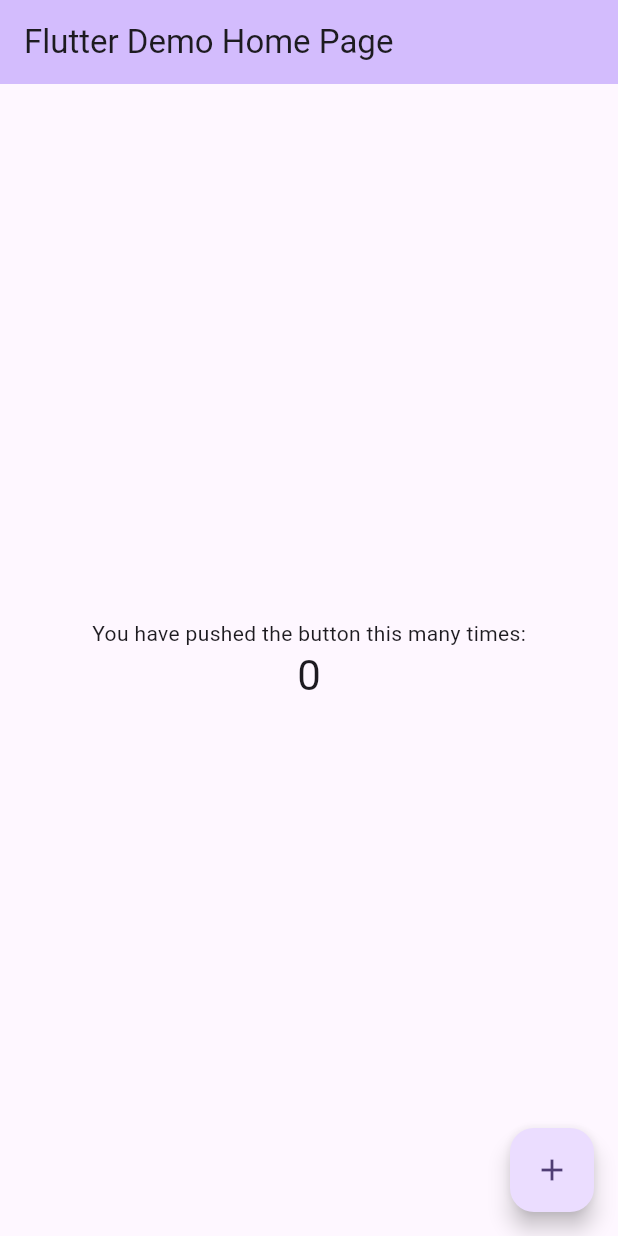
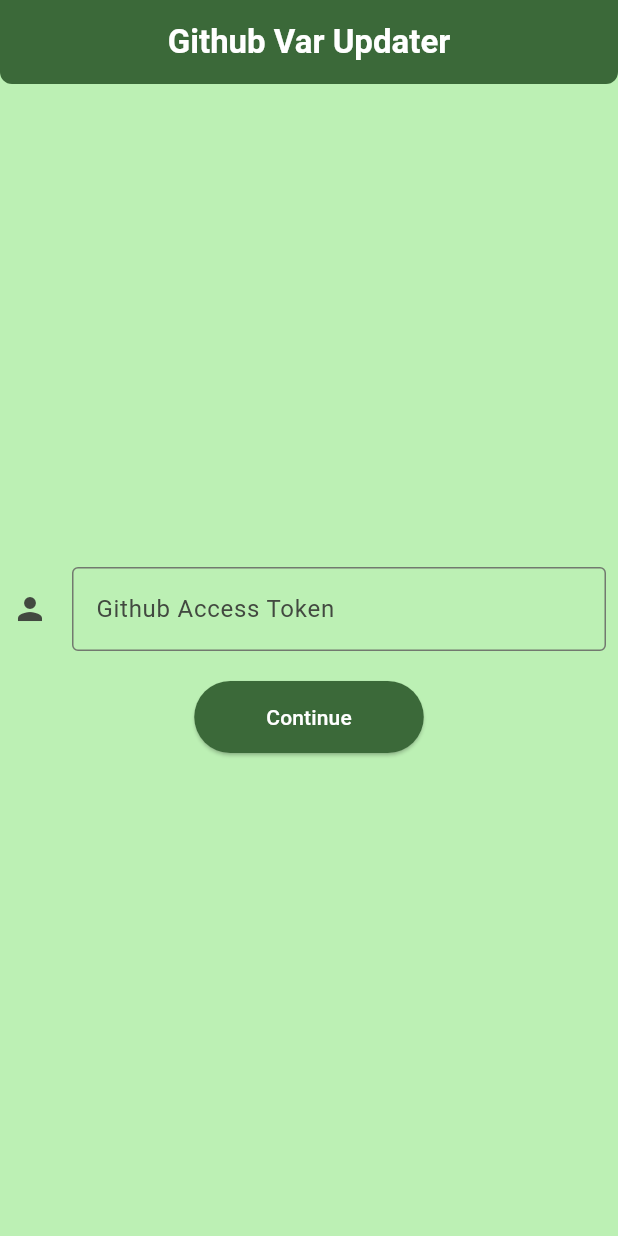
Before and after one commit to zubairehmad/github_var_updater, a Flutter app: the screen it shows after launch, on a phone screen of 412 x 824 dp. Run offline on Flutter 3.47's test engine with Material 3 defaults, Android fonts, the phone set to English and light mode, and no system bars; our stand-ins replace shared_preferences.

Commit message:
Create Basic Github Access Token Getter App (#5)

```diff
--- a/lib/main.dart
+++ b/lib/main.dart
@@ -1,125 +1,183 @@
 import 'package:flutter/material.dart';
+import 'package:flutter/services.dart';
+import 'package:github_var_updater/utils/keystore.dart';
 
 void main() {
-  runApp(const MyApp());
+  runApp(const App());
 }
 
-class MyApp extends StatelessWidget {
-  const MyApp({super.key});
+class App extends StatelessWidget {
+  const App({super.key});
 
-  // This widget is the root of your application.
   @override
   Widget build(BuildContext context) {
     return MaterialApp(
-      title: 'Flutter Demo',
+      title: 'Github Var Updater',
       theme: ThemeData(
-        // This is the theme of your application.
-        //
-        // TRY THIS: Try running your application with "flutter run". You'll see
-        // the application has a purple toolbar. Then, without quitting the app,
-        // try changing the seedColor in the colorScheme below to Colors.green
-        // and then invoke "hot reload" (save your changes or press the "hot
-        // reload" button in a Flutter-supported IDE, or press "r" if you used
-        // the command line to start the app).
-        //
-        // Notice that the counter didn't reset back to zero; the application
-        // state is not lost during the reload. To reset the state, use hot
-        // restart instead.
-        //
-        // This works for code too, not just values: Most code changes can be
-        // tested with just a hot reload.
-        colorScheme: ColorScheme.fromSeed(seedColor: Colors.deepPurple),
+        colorScheme: ColorScheme.fromSeed(seedColor: Colors.green),
         useMaterial3: true,
       ),
-      home: const MyHomePage(title: 'Flutter Demo Home Page'),
+      home: HomePage(),
     );
   }
 }
 
-class MyHomePage extends StatefulWidget {
-  const MyHomePage({super.key, required this.title});
-
-  // This widget is the home page of your application. It is stateful, meaning
-  // that it has a State object (defined below) that contains fields that affect
-  // how it looks.
-
-  // This class is the configuration for the state. It holds the values (in this
-  // case the title) provided by the parent (in this case the App widget) and
-  // used by the build method of the State. Fields in a Widget subclass are
-  // always marked "final".
-
-  final String title;
+class HomePage extends StatefulWidget {
+  const HomePage({super.key});
 
   @override
-  State<MyHomePage> createState() => _MyHomePageState();
+  State<StatefulWidget> createState() => HomePageState();
 }
 
-class _MyHomePageState extends State<MyHomePage> {
-  int _counter = 0;
+class HomePageState extends State<HomePage> {
+  String? token;
+  final TextEditingController controller = TextEditingController();
 
-  void _incrementCounter() {
-    setState(() {
-      // This call to setState tells the Flutter framework that something has
-      // changed in this State, which causes it to rerun the build method below
-      // so that the display can reflect the updated values. If we changed
-      // _counter without calling setState(), then the build method would not be
-      // called again, and so nothing would appear to happen.
-      _counter++;
-    });
+  Future<void> _saveApiToken() async {
+    if (controller.text.isEmpty) return;
+    try {
+      await Keystore.savePair(key: 'github_api_token', value: controller.text);
+      setState(() => token = controller.text);
+    } catch (e) {
+      print('An error occured: ${e.toString()}');
+    }
+  }
+
+  Future<void> _fetchApiToken() async {
+  try {
+      String? githubToken = await Keystore.getValueForKey(key: 'github_api_token');
+      if (githubToken != null) {
+        setState(() => token = githubToken);
+      }
+    } catch (e) {
+      print('An error occured: ${e.toString()}');
+    }
+  }
+
+  @override
+  void initState() {
+    super.initState();
+    _fetchApiToken();
+  }
+
+  @override
+  void dispose() {
+    controller.dispose();
+    super.dispose();
   }
 
   @override
   Widget build(BuildContext context) {
-    // This method is rerun every time setState is called, for instance as done
-    // by the _incrementCounter method above.
-    //
-    // The Flutter framework has been optimized to make rerunning build methods
-    // fast, so that you can just rebuild anything that needs updating rather
-    // than having to individually change instances of widgets.
+    ColorScheme colorScheme = Theme.of(context).colorScheme;
+
     return Scaffold(
       appBar: AppBar(
-        // TRY THIS: Try changing the color here to a specific color (to
-        // Colors.amber, perhaps?) and trigger a hot reload to see the AppBar
-        // change color while the other colors stay the same.
-        backgroundColor: Theme.of(context).colorScheme.inversePrimary,
-        // Here we take the value from the MyHomePage object that was created by
-        // the App.build method, and use it to set our appbar title.
-        title: Text(widget.title),
+        backgroundColor: colorScheme.primary,
+        centerTitle: true,
+        title: Text(
+          'Github Var Updater',
+          style: TextStyle(
+            color: colorScheme.onPrimary,
+            fontWeight: FontWeight.bold,
           ),
-      body: Center(
-        // Center is a layout widget. It takes a single child and positions it
-        // in the middle of the parent.
+        ),
+        shape: const RoundedRectangleBorder(
+          borderRadius: BorderRadius.vertical(
+            bottom: Radius.circular(8.0),
+          ),
+        ),
+      ),
+      backgroundColor: colorScheme.primaryContainer,
+      body: Padding(
+        padding: EdgeInsets.all(8.0),
+        child: Center(
           child: Column(
-          // Column is also a layout widget. It takes a list of children and
-          // arranges them vertically. By default, it sizes itself to fit its
-          // children horizontally, and tries to be as tall as its parent.
-          //
-          // Column has various properties to control how it sizes itself and
-          // how it positions its children. Here we use mainAxisAlignment to
-          // center the children vertically; the main axis here is the vertical
-          // axis because Columns are vertical (the cross axis would be
-          // horizontal).
-          //
-          // TRY THIS: Invoke "debug painting" (choose the "Toggle Debug Paint"
-          // action in the IDE, or press "p" in the console), to see the
-          // wireframe for each widget.
             mainAxisAlignment: MainAxisAlignment.center,
-          children: <Widget>[
-            const Text(
-              'You have pushed the button this many times:',
+            children: [
+              if (token == null) ...[
+                TextField(
+                  controller: controller,
+                  decoration: InputDecoration(
+                    icon: Icon(Icons.person),
+                    labelText: 'Github Access Token',
+                    hintText: 'Paste github access token here',
+                    border: OutlineInputBorder(),
                   ),
+                ),
+                const SizedBox(height: 20),
+                ElevatedButton(
+                  onPressed: _saveApiToken,
+                  style: ElevatedButton.styleFrom(
+                    foregroundColor: colorScheme.onPrimary,
+                    backgroundColor: colorScheme.primary,
+                  ),
+                  child: Padding(
+                    padding: EdgeInsets.symmetric(horizontal: 24, vertical: 14),
+                    child: Text('Continue'),
+                  ),
+                ),
+              ] else ...[
+                Card(
+                  child: Padding(
+                    padding: const EdgeInsets.all(8.0),
+                    child: Column(
+                      mainAxisAlignment: MainAxisAlignment.center,
+                      children: [
+                        Row (
+                          mainAxisAlignment: MainAxisAlignment.center,
+                          children: [
                             Text(
-              '$_counter',
-              style: Theme.of(context).textTheme.headlineMedium,
+                              'Your Github Token',
+                              style: TextStyle(
+                                fontWeight: FontWeight.bold,
+                                fontSize: 25,
+                              ),
+                            ),
+                            IconButton(
+                              icon: Icon(Icons.copy),
+                              tooltip: 'Copy Token',
+                              onPressed: () =>
+                                Clipboard.setData(ClipboardData(text: token ?? '')),
+                            ),
+                          ],
+                        ),
+                        const Divider(),
+                        Text(
+                          '$token',
+                          style: TextStyle(
+                            fontSize: 18,
+                          ),
                         ),
                       ],
                     ),
                   ),
-      floatingActionButton: FloatingActionButton(
-        onPressed: _incrementCounter,
-        tooltip: 'Increment',
-        child: const Icon(Icons.add),
-      ), // This trailing comma makes auto-formatting nicer for build methods.
+                ),
+                const SizedBox(height: 20),
+                ElevatedButton.icon(
+                  onPressed: () => setState(() => token = null),
+                  style: ElevatedButton.styleFrom(
+                    backgroundColor: Colors.red,
+                    foregroundColor: Colors.white,
+                    iconColor: Colors.white,
+                    iconSize: 35,
+                  ),
+                  icon: Icon(Icons.change_circle),
+                  label: Padding(
+                    padding: EdgeInsets.symmetric(horizontal: 24, vertical: 14),
+                    child: Text(
+                      'Change Token',
+                      style: TextStyle(
+                        backgroundColor: Colors.red,
+                        color: Colors.white,
+                      ),
+                    ),
+                  ),
+                ),
+              ],
+            ],
+          ),
+        ),
+      ),
     );
   }
 }
--- /dev/null
+++ b/lib/utils/keystore.dart
@@ -0,0 +1,46 @@
+import 'package:shared_preferences/shared_preferences.dart';
+
+// This class helps to store key-value pairs that persists
+// even after app is closed. They are stored locally.
+class Keystore {
+
+  // Stores the given key value pair
+  static Future<void> savePair({required String key, required dynamic value}) async {
+    try {
+      SharedPreferences preference = await SharedPreferences.getInstance();
+
+      // Value specific storage
+      if (value is String) {
+        preference.setString(key, value);
+      } else if (value is int) {
+        preference.setInt(key, value);
+      } else if (value is bool) {
+        preference.setBool(key, value);
+      } else if (value is double) {
+        preference.setDouble(key, value);
+      } else if (value is List<String>) {
+        preference.setStringList(key, value);
+      } else {
+        throw UnsupportedError('The type "${value.runtimeType}" isn\'t supported!');
+      }
+    } catch (e) {
+      print('Exception occured: ${e.toString()}');
+    }
+  }
+
+  // Retrives the value associated with given key. Returns null if can't find.
+  static Future<dynamic> getValueForKey({required String key}) async {
+    try {
+      SharedPreferences pref = await SharedPreferences.getInstance();
+      return pref.get(key);
+    } catch (e) {
+      print('Exception occured: ${e.toString()}');
+    }
+    return null;
+  }
+
+  // Tells whether given key is present in the keystore
+  static Future<bool> contains({required String key}) async {
+    return (await SharedPreferences.getInstance()).containsKey(key);
+  }
+}
--- a/pubspec.yaml
+++ b/pubspec.yaml
@@ -36,6 +36,7 @@
   cupertino_icons: ^1.0.8
   google_sign_in: ^6.2.2
   http: ^1.2.2
+  shared_preferences: ^2.3.5
 
 dev_dependencies:
   flutter_test:
```
Also changed, not shown: pubspec.lock. Lines whose indentation alone changed are shown as unchanged.
